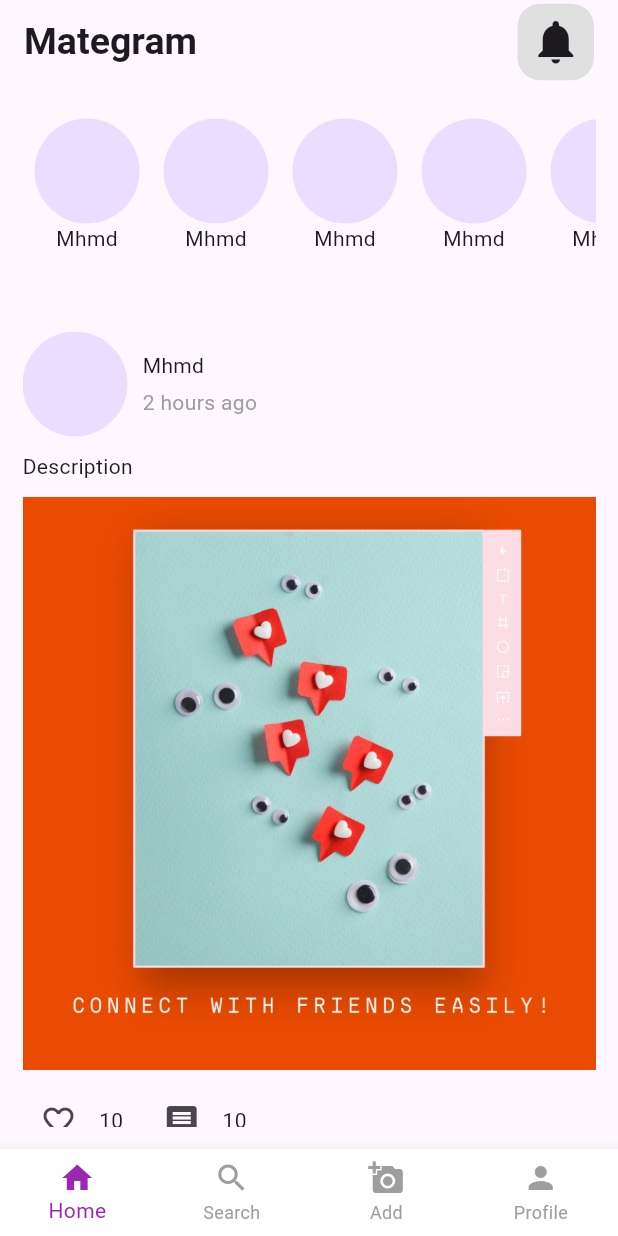
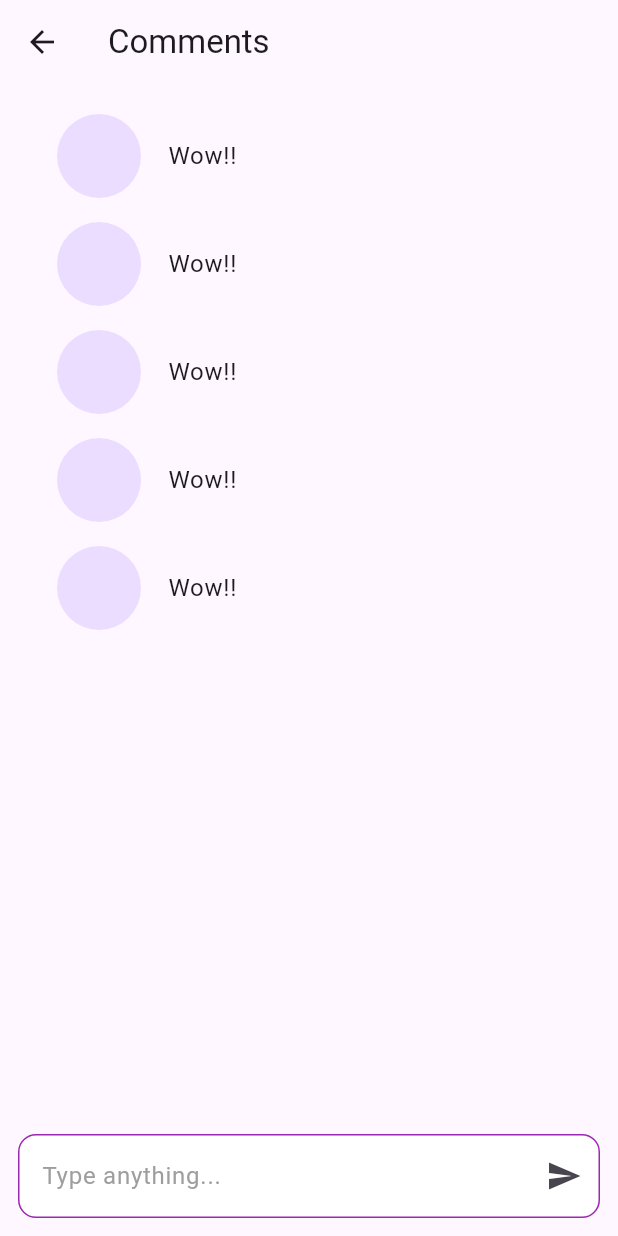
Before and after one commit to mhmdnd10/mategramMobile, a Flutter app: the HomeView screen opened by its route, after a tap on the "comment" icon, on a phone screen of 412 x 824 dp. Run offline on Flutter 3.47's test engine with Material 3 defaults, Android fonts, the phone set to English and light mode, and no system bars; our stand-ins replace get, image_picker.

Commit message:
fifth-commit

```diff
--- /dev/null
+++ b/lib/Bindings/CommentBinding.dart
@@ -0,0 +1,9 @@
+import 'package:get/get.dart';
+import 'package:mategram/Controllers/CommentController.dart';
+
+class CommentBinding extends Bindings {
+  @override
+  void dependencies() {
+    Get.lazyPut(() => CommentController());
+  }
+}
--- /dev/null
+++ b/lib/Components/PostLayout.dart
@@ -0,0 +1,95 @@
+import 'package:flutter/material.dart';
+import 'package:get/get.dart';
+import 'package:get/get_core/src/get_main.dart';
+import 'package:mategram/Routes/AppRoute.dart';
+
+class PostLayout extends StatefulWidget {
+  const PostLayout({super.key});
+
+  @override
+  State<PostLayout> createState() => _PostLayoutState();
+}
+
+class _PostLayoutState extends State<PostLayout> {
+  @override
+  Widget build(BuildContext context) {
+    return ListView.builder(
+      itemCount: 8,
+      itemBuilder: (context, index) {
+        return Column(
+          crossAxisAlignment: CrossAxisAlignment.start,
+          children: [
+            Row(
+              children: [
+                CircleAvatar(
+                  radius: 35,
+                ),
+                SizedBox(
+                  width: 10,
+                ),
+                Column(
+                  crossAxisAlignment: CrossAxisAlignment.start,
+                  children: [
+                    Text("Mhmd"),
+                    const SizedBox(
+                      height: 5,
+                    ),
+                    Text(
+                      "2 hours ago",
+                      style: TextStyle(
+                        color: Colors.grey,
+                      ),
+                    ),
+                  ],
+                ),
+              ],
+            ),
+            const SizedBox(
+              height: 10,
+            ),
+            Text("Description"),
+            const SizedBox(
+              height: 10,
+            ),
+            Image.asset("lib/images/Mategram design.png"),
+            const SizedBox(
+              height: 10,
+            ),
+            Row(
+              children: [
+                IconButton(
+                  onPressed: () {},
+                  icon: Icon(
+                    Icons.favorite_border_rounded,
+                  ),
+                ),
+                const SizedBox(
+                  width: 3,
+                ),
+                Text("10"),
+                const SizedBox(
+                  width: 15,
+                ),
+                IconButton(
+                  onPressed: () {
+                    Get.toNamed(AppRoute.comment);
+                  },
+                  icon: Icon(
+                    Icons.comment,
+                  ),
+                ),
+                const SizedBox(
+                  width: 3,
+                ),
+                Text("10"),
+              ],
+            ),
+            const SizedBox(
+              height: 25,
+            ),
+          ],
+        );
+      },
+    );
+  }
+}
--- /dev/null
+++ b/lib/Controllers/CommentController.dart
@@ -0,0 +1,6 @@
+import 'package:flutter/material.dart';
+import 'package:get/get.dart';
+
+class CommentController extends GetxController {
+  TextEditingController content = TextEditingController();
+}
--- a/lib/Routes/AppPages.dart
+++ b/lib/Routes/AppPages.dart
@@ -1,6 +1,7 @@
 // ignore: file_names
 import 'package:get/get.dart';
 import 'package:mategram/Bindings/ChangePasswordBinding.dart';
+import 'package:mategram/Bindings/CommentBinding.dart';
 import 'package:mategram/Bindings/EditProfileBinding.dart';
 import 'package:mategram/Bindings/ForgotPasswordBinding.dart';
 import 'package:mategram/Bindings/HomeBinding.dart';
@@ -11,6 +12,7 @@ import 'package:mategram/Bindings/SendForgotPasswordBinding.dart';
 import 'package:mategram/Routes/AppRoute.dart';
 import 'package:mategram/Views/AddPostView.dart';
 import 'package:mategram/Views/ChangePasswordView.dart';
+import 'package:mategram/Views/CommentView.dart';
 import 'package:mategram/Views/EditProfileView.dart';
 import 'package:mategram/Views/ForgotPasswordView.dart';
 import 'package:mategram/Views/HomeView.dart';
@@ -74,6 +76,11 @@ class AppPages {
       name: AppRoute.sendForgotPasswordCode,
       page: () => SendForgotPasswordView(),
       binding: SendForgotPasswordCodeBinding(),
-    )
+    ),
+    GetPage(
+      name: AppRoute.comment,
+      page: () => CommentView(),
+      binding: CommentBinding(),
+    ),
   ];
 }
--- a/lib/Routes/AppRoute.dart
+++ b/lib/Routes/AppRoute.dart
@@ -10,4 +10,5 @@ class AppRoute {
   static const String notification = '/notification';
   static const String forgotPassword = "/forgot-password";
   static const String sendForgotPasswordCode = '/send-forgot-password-code';
+  static const String comment = '/comment';
 }
--- /dev/null
+++ b/lib/Views/CommentView.dart
@@ -0,0 +1,60 @@
+import 'package:flutter/material.dart';
+import 'package:get/get.dart';
+import 'package:mategram/Components/TextField.dart';
+import 'package:mategram/Controllers/CommentController.dart';
+
+class CommentView extends StatefulWidget {
+  const CommentView({super.key});
+
+  @override
+  State<CommentView> createState() => _CommentViewState();
+}
+
+final CommentController controller = Get.put(CommentController());
+
+class _CommentViewState extends State<CommentView> {
+  @override
+  Widget build(BuildContext context) {
+    return Scaffold(
+      appBar: AppBar(
+        title: const Text("Comments"),
+      ),
+      body: Padding(
+        padding: EdgeInsets.all(12),
+        child: Column(
+          children: [
+            Expanded(
+              child: ListView.builder(
+                itemCount: 5,
+                itemBuilder: (context, index) {
+                  return Padding(
+                    padding: const EdgeInsets.all(8.0),
+                    child: ListTile(
+                      leading: CircleAvatar(
+                        radius: 30,
+                      ),
+                      title: Text("Wow!!"),
+                    ),
+                  );
+                },
+              ),
+            ),
+            Row(
+              children: [
+                Expanded(
+                  child: Textfield(
+                    hintText: "Type anything...",
+                    controller: controller.content,
+                    obsqureText: false,
+                    icon: Icons.send,
+                    onPressed: () {},
+                  ),
+                ),
+              ],
+            )
+          ],
+        ),
+      ),
+    );
+  }
+}
--- a/lib/Views/HomeView.dart
+++ b/lib/Views/HomeView.dart
@@ -1,5 +1,6 @@
 import 'package:flutter/material.dart';
 import 'package:get/get.dart';
+import 'package:mategram/Components/PostLayout.dart';
 import 'package:mategram/Components/Refresh.dart';
 import 'package:mategram/Controllers/HomeController.dart';
 import 'package:mategram/Routes/AppRoute.dart';
@@ -78,84 +79,7 @@ class _HomeViewState extends State<HomeView> {
                   },
                 ),
               ),
-              Expanded(
-                child: ListView.builder(
-                  itemCount: 8,
-                  itemBuilder: (context, index) {
-                    return Column(
-                      crossAxisAlignment: CrossAxisAlignment.start,
-                      children: [
-                        Row(
-                          children: [
-                            CircleAvatar(
-                              radius: 35,
-                            ),
-                            SizedBox(
-                              width: 10,
-                            ),
-                            Column(
-                              crossAxisAlignment: CrossAxisAlignment.start,
-                              children: [
-                                Text("Mhmd"),
-                                const SizedBox(
-                                  height: 5,
-                                ),
-                                Text(
-                                  "2 hours ago",
-                                  style: TextStyle(
-                                    color: Colors.grey,
-                                  ),
-                                ),
-                              ],
-                            ),
-                          ],
-                        ),
-                        const SizedBox(
-                          height: 10,
-                        ),
-                        Text("Description"),
-                        const SizedBox(
-                          height: 10,
-                        ),
-                        Image.asset("lib/images/Mategram design.png"),
-                        const SizedBox(
-                          height: 10,
-                        ),
-                        Row(
-                          children: [
-                            IconButton(
-                              onPressed: () {},
-                              icon: Icon(
-                                Icons.favorite_border_rounded,
-                              ),
-                            ),
-                            const SizedBox(
-                              width: 3,
-                            ),
-                            Text("10"),
-                            const SizedBox(
-                              width: 15,
-                            ),
-                            IconButton(
-                              onPressed: () {},
-                              icon: Icon(
-                                Icons.comment,
-                              ),
-                            ),
-                            const SizedBox(
-                              width: 3,
-                            ),
-                            Text("10"),
-                          ],
-                        ),
-                        const SizedBox(
-                          height: 25,
-                        ),
-                      ],
-                    );
-                  },
-                ),
-              ),
+              Expanded(child: PostLayout()),
             ],
           ),
         ),
--- a/lib/Views/PostTabView.dart
+++ b/lib/Views/PostTabView.dart
@@ -1,4 +1,6 @@
 import 'package:flutter/material.dart';
+import 'package:get/get.dart';
+import 'package:mategram/Components/PostLayout.dart';
 
 class PostTabView extends StatelessWidget {
   const PostTabView({super.key});
```
